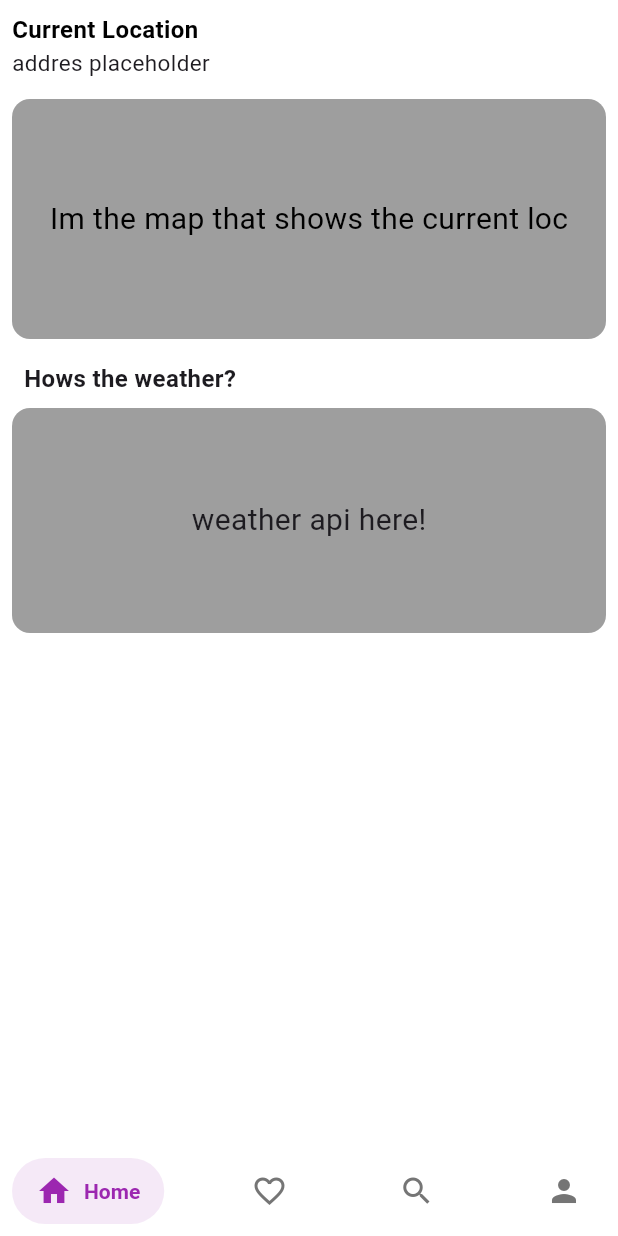
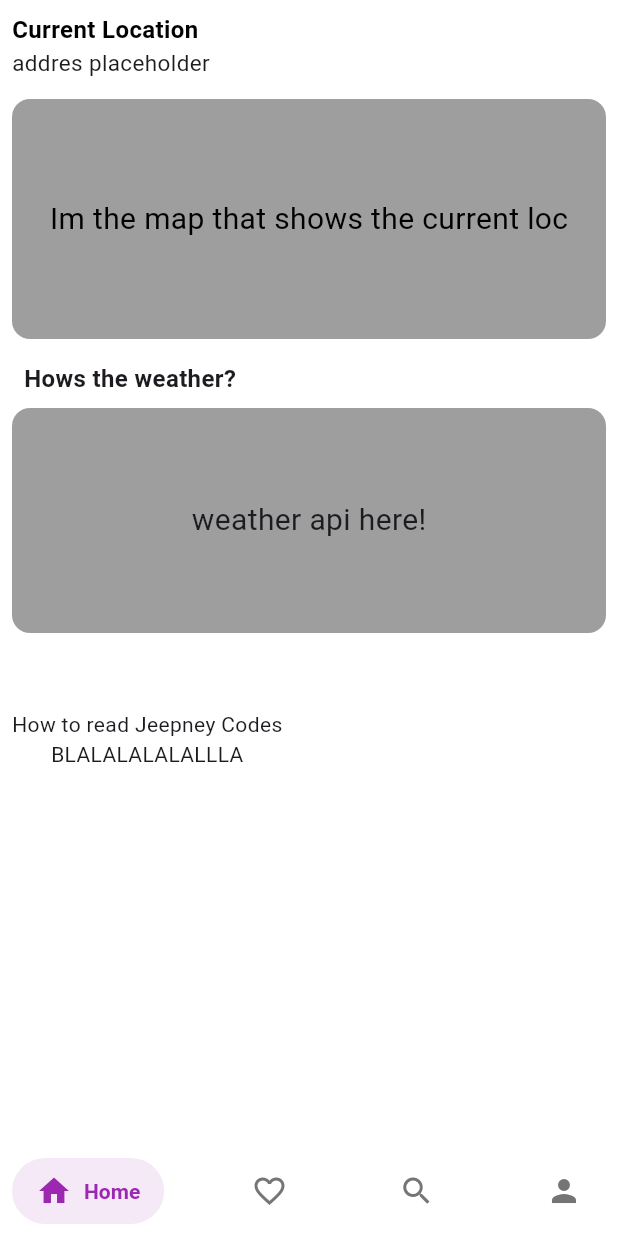
Before and after one commit to ladajules/Jeep-Jam, a Flutter app: the HomePage screen opened by its route, on a phone screen of 412 x 824 dp. Run offline on Flutter 3.47's test engine with Material 3 defaults, Android fonts, the light colour scheme and no system bars; drawn by our look-alikes of salomon_bottom_bar.

Commit message:
built the model for the guide section of the home page

```diff
--- a/testing/lib/pages/home_page.dart
+++ b/testing/lib/pages/home_page.dart
@@ -18,6 +18,11 @@ class _HomePageState extends State<HomePage> {
       _selectedIndex = index;
     });
   }
+
+  final guideInfo = GuideModel(
+    title: 'How to read Jeepney Codes',
+   description: 'BLALALALALALLLA'
+   );
 
   // List of pages for the bottom nav bar
   // final List<Widget> _pages = [
@@ -137,14 +142,19 @@ class _HomePageState extends State<HomePage> {
 
 
               ),
-            )
+            ),
 
+          GuideWidget(guide:
+            guideInfo
+
+          ),
 
             ],
           ),
 
           ),
         ),
+
 
         bottomNavigationBar: SalomonBottomBar(
           currentIndex: _selectedIndex,
@@ -180,3 +190,66 @@ final _navBarItems = [
     selectedColor: Colors.teal,
   ),
 ];
+
+
+class GuideWidget extends StatelessWidget{
+  final GuideModel guide;
+
+  const GuideWidget({
+    super.key,
+    required this.guide,
+    });
+
+  @override
+  Widget build(BuildContext context) {
+    return Container(
+      child: Column(
+        children: [
+          Text(
+            guide.title,
+          ),
+
+          Text(
+            guide.description,
+          )
+        ],
+      ),
+    );
+  }
+
+}
+
+
+
+
+
+
+class WeatherModel{
+  final String condition;
+  final double temperature;
+
+  WeatherModel({
+    required this.condition,
+    required this.temperature
+  });
+}
+
+class PopularRouteModel{
+  final String destination;
+  final List<String> jeepneyCodes;
+
+  PopularRouteModel({
+    required this.destination,
+    required this.jeepneyCodes,
+  });
+}
+
+class GuideModel{
+  final String title;
+  final String description;
+
+  GuideModel({
+    required this.title,
+    required this.description,
+  });
+}
```
